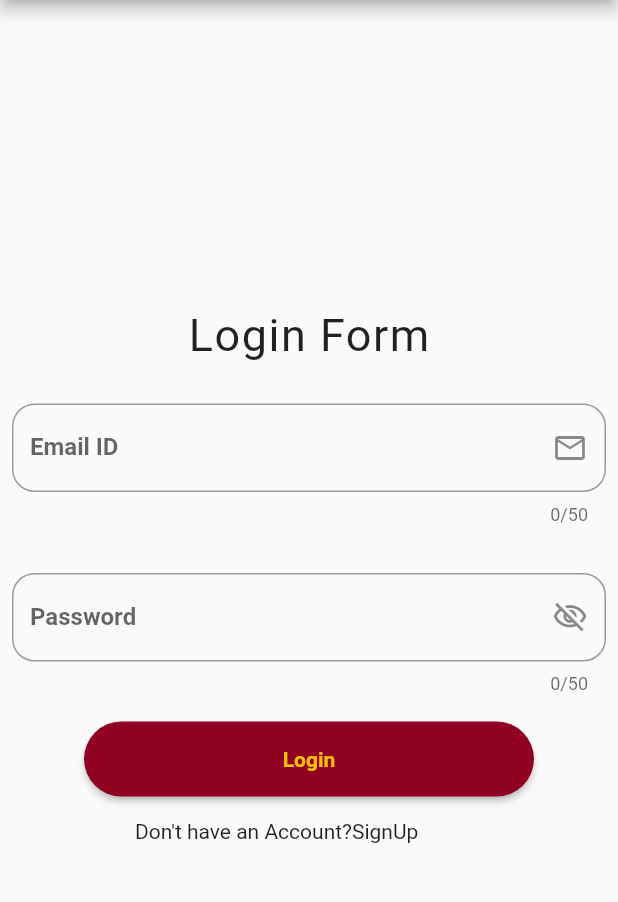
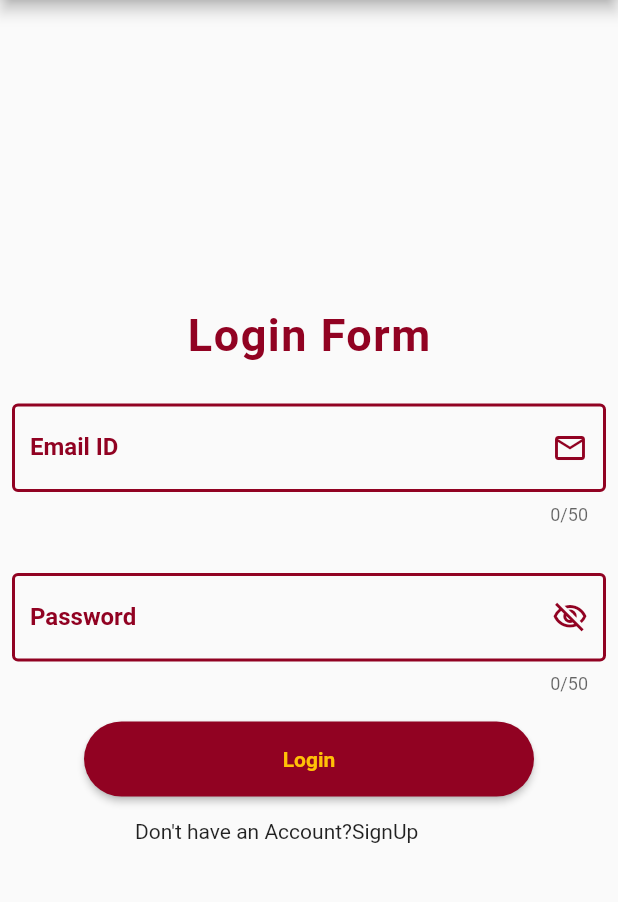
Before and after one commit to jay-salunke/admissionrelatedportfolio, a Flutter app: the screen it shows after launch, after a tap on "Login", on a phone screen of 412 x 824 dp, the part 84-986 px from its top. Run offline on Flutter 3.47's test engine with Material 2 defaults, Android fonts, the phone set to English and light mode, and no system bars; drawn by our look-alikes of rounded_loading_button; our stand-ins replace cloud_firestore, dio, firebase_auth, firebase_core, firebase_storage, flash and 1 more; missing offline and left inert: flutter_downloader; accounts and stored records are empty.

Commit message:
complete the design of login and signup form page

```diff
--- a/lib/Pages/login.dart
+++ b/lib/Pages/login.dart
@@ -115,7 +115,9 @@ class _LoginState extends State<Login> {
             Text(
               "Login Form",
               style: TextStyle(
+                color: Color(mainColor),
                 fontSize: 30.0,
+                fontWeight: FontWeight.bold,
                 letterSpacing: 1.0,
               ),
             ),
@@ -131,14 +133,23 @@ class _LoginState extends State<Login> {
                 cursorColor: Colors.red,
                 decoration: InputDecoration(
                   fillColor: Colors.green,
-                  suffixIcon: Icon(Icons.mail_outline_outlined),
+                  suffixIcon: Icon(
+                    Icons.mail_outline_outlined,
+                    color: Color(mainColor),
+                  ),
                   labelText: 'Email ID',
                   labelStyle: TextStyle(
                     fontWeight: FontWeight.bold,
+                    color: Color(mainColor),
                   ),
-                  border: OutlineInputBorder(
-                    borderRadius: BorderRadius.all(
-                      Radius.circular(15),
+                  border: OutlineInputBorder(),
+                  focusedBorder: OutlineInputBorder(
+                    borderSide: BorderSide(color: Color(mainColor), width: 2.0),
+                  ),
+                  enabledBorder: OutlineInputBorder(
+                    borderSide: BorderSide(
+                      color: Color(mainColor),
+                      width: 2.0,
                     ),
                   ),
                 ),
@@ -165,6 +176,7 @@ class _LoginState extends State<Login> {
                   suffixIcon: IconButton(
                     icon: Icon(
                       Icons.visibility_off_outlined,
+                      color: Color(mainColor),
                     ),
                     onPressed: () {
                       setState(() {
@@ -175,10 +187,16 @@ class _LoginState extends State<Login> {
                   labelText: 'Password',
                   labelStyle: TextStyle(
                     fontWeight: FontWeight.bold,
+                    color: Color(mainColor),
                   ),
-                  border: OutlineInputBorder(
-                    borderRadius: BorderRadius.all(
-                      Radius.circular(15),
+                  border: OutlineInputBorder(),
+                  focusedBorder: OutlineInputBorder(
+                    borderSide: BorderSide(color: Color(mainColor), width: 2.0),
+                  ),
+                  enabledBorder: OutlineInputBorder(
+                    borderSide: BorderSide(
+                      color: Color(mainColor),
+                      width: 2.0,
                     ),
                   ),
                 ),
--- a/lib/Pages/signUp.dart
+++ b/lib/Pages/signUp.dart
@@ -16,6 +16,7 @@ class _SignupPageState extends State<SignupPage> {
   String _emailID = "";
   String _pass = "";
   String _confirmPass = "";
+  bool _isVisible = true;
   final _password = TextEditingController();
   final _confirmPassword = TextEditingController();
   final RoundedLoadingButtonController _btnController =
@@ -169,6 +170,7 @@ class _SignupPageState extends State<SignupPage> {
                 Padding(
                   padding: const EdgeInsets.all(10.0),
                   child: TextFormField(
+                    obscureText: _isVisible,
                     controller: _password,
                     keyboardType: TextInputType.text,
                     decoration: InputDecoration(
@@ -181,7 +183,11 @@ class _SignupPageState extends State<SignupPage> {
                           Icons.visibility_off_outlined,
                           color: Color(mainColor),
                         ),
-                        onPressed: () {},
+                        onPressed: () {
+                          setState(() {
+                            _isVisible = !_isVisible;
+                          });
+                        },
                       ),
                       border: OutlineInputBorder(),
                       focusedBorder: OutlineInputBorder(
@@ -209,6 +215,7 @@ class _SignupPageState extends State<SignupPage> {
                 Padding(
                   padding: const EdgeInsets.all(10.0),
                   child: TextFormField(
+                    obscureText: _isVisible,
                     keyboardType: TextInputType.text,
                     decoration: InputDecoration(
                       labelText: 'Confirm password',
@@ -220,7 +227,11 @@ class _SignupPageState extends State<SignupPage> {
                           Icons.visibility_off_outlined,
                           color: Color(mainColor),
                         ),
-                        onPressed: () {},
+                        onPressed: () {
+                          setState(() {
+                            _isVisible = !_isVisible;
+                          });
+                        },
                       ),
                       border: OutlineInputBorder(),
                       focusedBorder: OutlineInputBorder(
```
